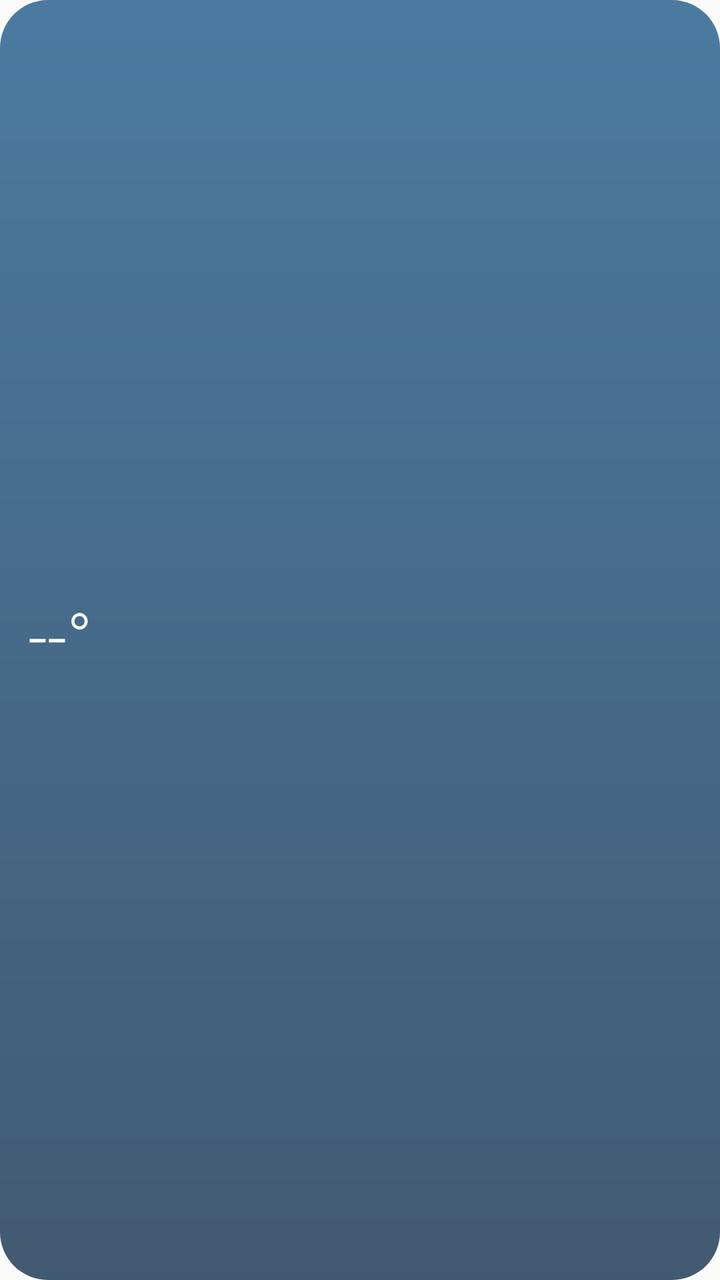
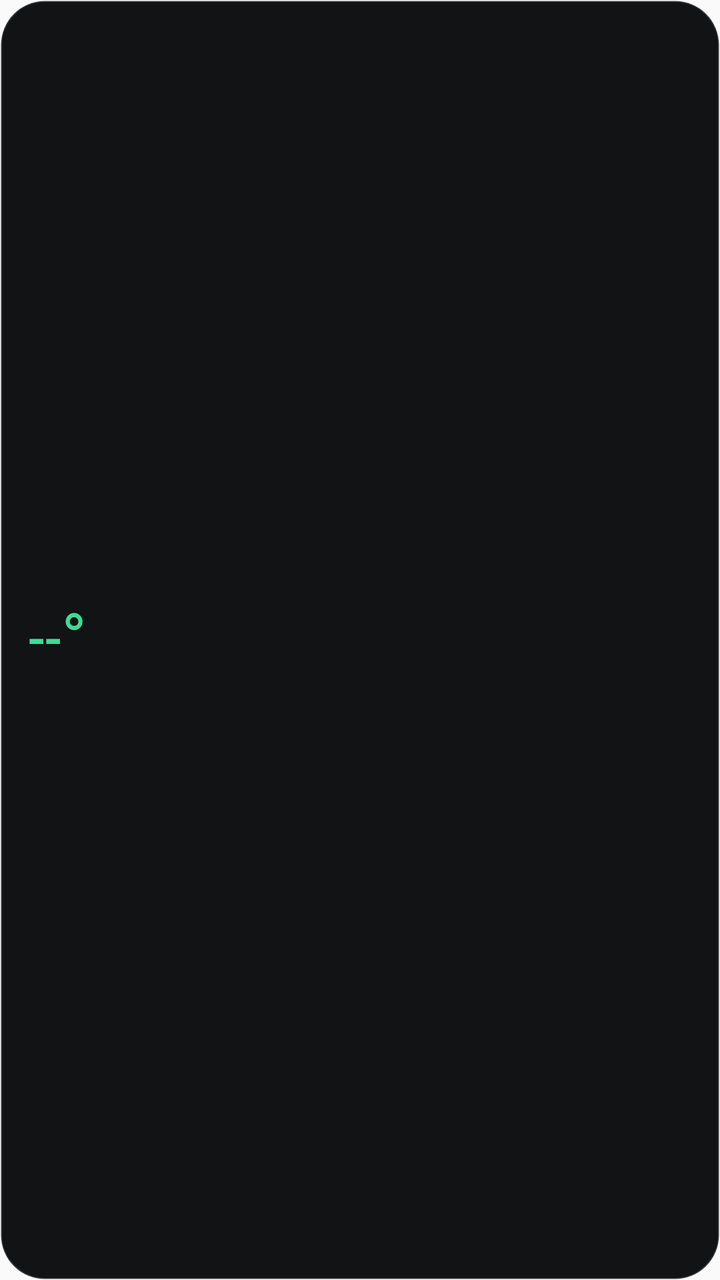

Screens rendered from an Android XML layout before and after an edit, with the pre-edit source and the edit as a unified diff.
<!-- AndroidManifest.xml: application theme android:Theme.Material.Light.DarkActionBar -->
<!-- res/layout/widget_small.xml -->
<?xml version="1.0" encoding="utf-8"?>
<LinearLayout xmlns:android="http://schemas.android.com/apk/res/android"
    android:id="@+id/root"
    android:layout_width="match_parent"
    android:layout_height="match_parent"
    android:background="@drawable/widget_bg"
    android:gravity="center_vertical"
    android:orientation="vertical"
    android:paddingStart="14dp"
    android:paddingTop="8dp"
    android:paddingEnd="12dp"
    android:paddingBottom="8dp">

    <LinearLayout
        android:layout_width="match_parent"
        android:layout_height="wrap_content"
        android:orientation="horizontal">

        <TextView
            android:id="@+id/label_out"
            android:layout_width="0dp"
            android:layout_height="wrap_content"
            android:layout_weight="1"
            android:maxLines="1"
            android:textColor="#B3FFFFFF"
            android:textSize="12sp" />

        <TextView
            android:id="@+id/updated"
            android:layout_width="wrap_content"
            android:layout_height="wrap_content"
            android:textColor="#99FFFFFF"
            android:textSize="11sp" />
    </LinearLayout>

    <LinearLayout
        android:layout_width="match_parent"
        android:layout_height="wrap_content"
        android:baselineAligned="true"
        android:orientation="horizontal">

        <TextView
            android:id="@+id/temp_out"
            android:layout_width="wrap_content"
            android:layout_height="wrap_content"
            android:fontFamily="sans-serif-light"
            android:includeFontPadding="false"
            android:text="--°"
            android:textColor="#FFFFFFFF"
            android:textSize="34sp" />

        <TextView
            android:id="@+id/hum_out"
            android:layout_width="wrap_content"
            android:layout_height="wrap_content"
            android:layout_marginStart="8dp"
            android:textColor="#CCFFFFFF"
            android:textSize="15sp" />
    </LinearLayout>

    <TextView
        android:id="@+id/line_in"
        android:layout_width="match_parent"
        android:layout_height="wrap_content"
        android:maxLines="2"
        android:textColor="#FFFFFFFF"
        android:textSize="13sp" />
</LinearLayout>
<!-- resources referenced by this layout -->
<resources>
  <!-- drawable widget_bg (drawable) -->
  <?xml version="1.0" encoding="utf-8"?>
  <shape xmlns:android="http://schemas.android.com/apk/res/android" android:shape="rectangle">
      <corners android:radius="24dp" />
      <gradient
          android:angle="270"
          android:endColor="#CC14324F"
          android:startColor="#CC1F5A8A" />
  </shape>
</resources>

<!-- the commit's change to res/layout/widget_small.xml (unified diff, before → after) -->
@@ -22,7 +22,8 @@
             android:layout_height="wrap_content"
             android:layout_weight="1"
             android:maxLines="1"
-            android:textColor="#B3FFFFFF"
+            android:textColor="@color/lcd_label"
+            android:textStyle="bold"
             android:textSize="12sp" />
 
         <TextView
@@ -43,10 +44,10 @@
             android:id="@+id/temp_out"
             android:layout_width="wrap_content"
             android:layout_height="wrap_content"
-            android:fontFamily="sans-serif-light"
+            android:fontFamily="sans-serif-condensed"
             android:includeFontPadding="false"
             android:text="--°"
-            android:textColor="#FFFFFFFF"
+            android:textColor="@color/lcd_out"
             android:textSize="34sp" />
 
         <TextView
@@ -54,7 +55,7 @@
             android:layout_width="wrap_content"
             android:layout_height="wrap_content"
             android:layout_marginStart="8dp"
-            android:textColor="#CCFFFFFF"
+            android:textColor="@color/lcd_out"
             android:textSize="15sp" />
     </LinearLayout>
 
@@ -63,6 +64,6 @@
         android:layout_width="match_parent"
         android:layout_height="wrap_content"
         android:maxLines="2"
-        android:textColor="#FFFFFFFF"
+        android:textColor="@color/lcd_in"
         android:textSize="13sp" />
 </LinearLayout>
<!-- resource entries referenced after the edit -->
@@ -1,13 +1,16 @@
 <!-- resources referenced by this layout -->
 <resources>
+  <color name="lcd_in">#FFF5B88A</color>
+  <color name="lcd_label">#FFFFFFFF</color>
+  <color name="lcd_out">#FF3DDC97</color>
   <!-- drawable widget_bg (drawable) -->
   <?xml version="1.0" encoding="utf-8"?>
   <shape xmlns:android="http://schemas.android.com/apk/res/android" android:shape="rectangle">
-      <corners android:radius="24dp" />
-      <gradient
-          android:angle="270"
-          android:endColor="#CC14324F"
-          android:startColor="#CC1F5A8A" />
+      <corners android:radius="22dp" />
+      <solid android:color="#F2060709" />
+      <stroke
+          android:width="1dp"
+          android:color="#33FFFFFF" />
   </shape>
 </resources>
 
